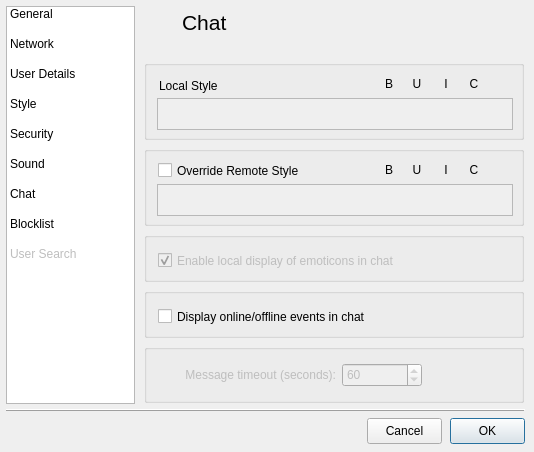
Qt form src/gui/form_settingsgui.ui (vituperative/i2pchat) before a commit.
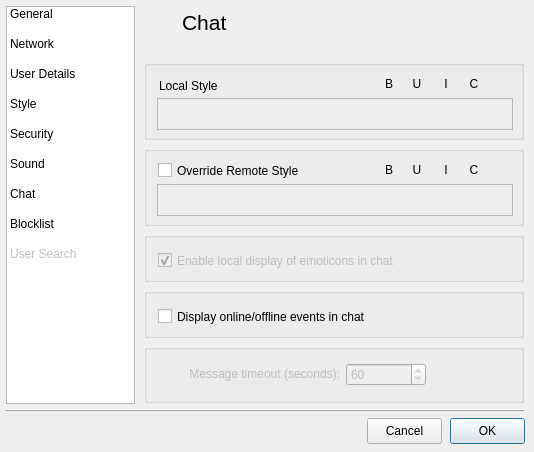
The same form after that commit. The open tabs and pages were chosen to show the change. Icons and pictures are not drawn.

Commit message: Settings layout tweaks

Diff of the .ui file:
```diff
--- a/src/gui/form_settingsgui.ui
+++ b/src/gui/form_settingsgui.ui
@@ -91,19 +91,19 @@
       <x>136</x>
       <y>2</y>
       <width>390</width>
-      <height>404</height>
+      <height>408</height>
      </rect>
     </property>
     <property name="minimumSize">
      <size>
       <width>390</width>
-      <height>404</height>
+      <height>408</height>
      </size>
     </property>
     <property name="maximumSize">
      <size>
-      <width>390</width>
-      <height>404</height>
+      <width>184</width>
+      <height>408</height>
      </size>
     </property>
     <property name="currentIndex">
@@ -4083,14 +4083,14 @@
            </property>
            <property name="minimumSize">
             <size>
-             <width>180</width>
-             <height>0</height>
+             <width>184</width>
+             <height>16</height>
             </size>
            </property>
            <property name="maximumSize">
             <size>
-             <width>180</width>
-             <height>24</height>
+             <width>184</width>
+             <height>16</height>
             </size>
            </property>
            <property name="text">
```
